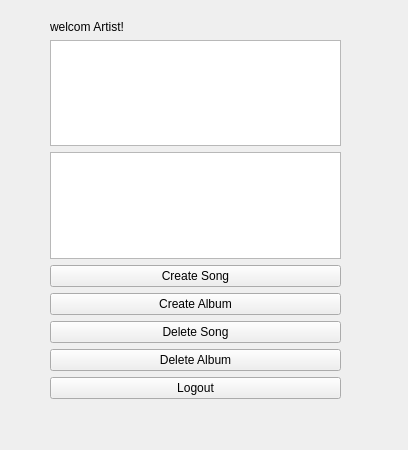
First picture: the form in UI/artistwidget.ui, repository zmahdinezhad125-arch/Spotify_Music, before the edit.
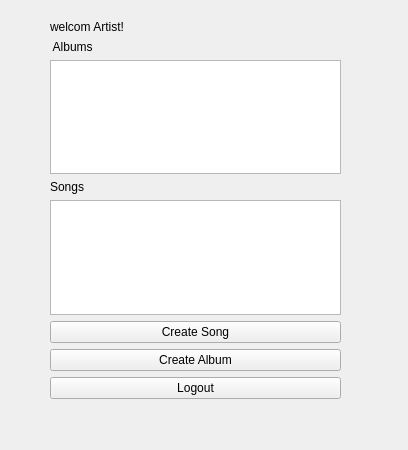
Second picture: the form after the edit.

What changed in the file:
```diff
--- a/UI/artistwidget.ui
+++ b/UI/artistwidget.ui
@@ -30,9 +30,23 @@
       </property>
      </widget>
     </item>
+    <item>
+     <widget class="QLabel" name="label">
+      <property name="text">
+       <string> Albums</string>
+      </property>
+     </widget>
+    </item>
     <item>
      <widget class="QListWidget" name="albumsListWidget"/>
     </item>
+    <item>
+     <widget class="QLabel" name="label_2">
+      <property name="text">
+       <string>Songs</string>
+      </property>
+     </widget>
+    </item>
     <item>
      <widget class="QListWidget" name="songsListWidget"/>
     </item>
@@ -53,20 +67,6 @@
       </property>
      </widget>
     </item>
-    <item>
-     <widget class="QPushButton" name="deleteSongButton">
-      <property name="text">
-       <string>Delete Song</string>
-      </property>
-     </widget>
-    </item>
-    <item>
-     <widget class="QPushButton" name="deleteAlbumButton">
-      <property name="text">
-       <string>Delete Album</string>
-      </property>
-     </widget>
-    </item>
     <item>
      <widget class="QPushButton" name="logoutButton">
       <property name="text">
```
